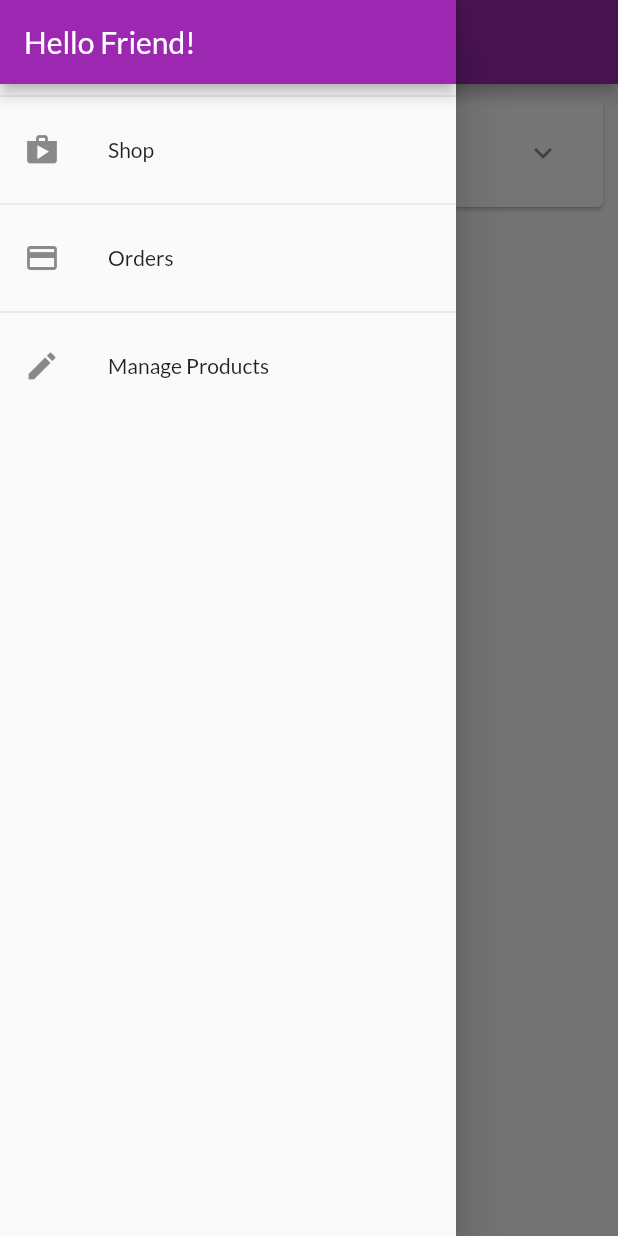
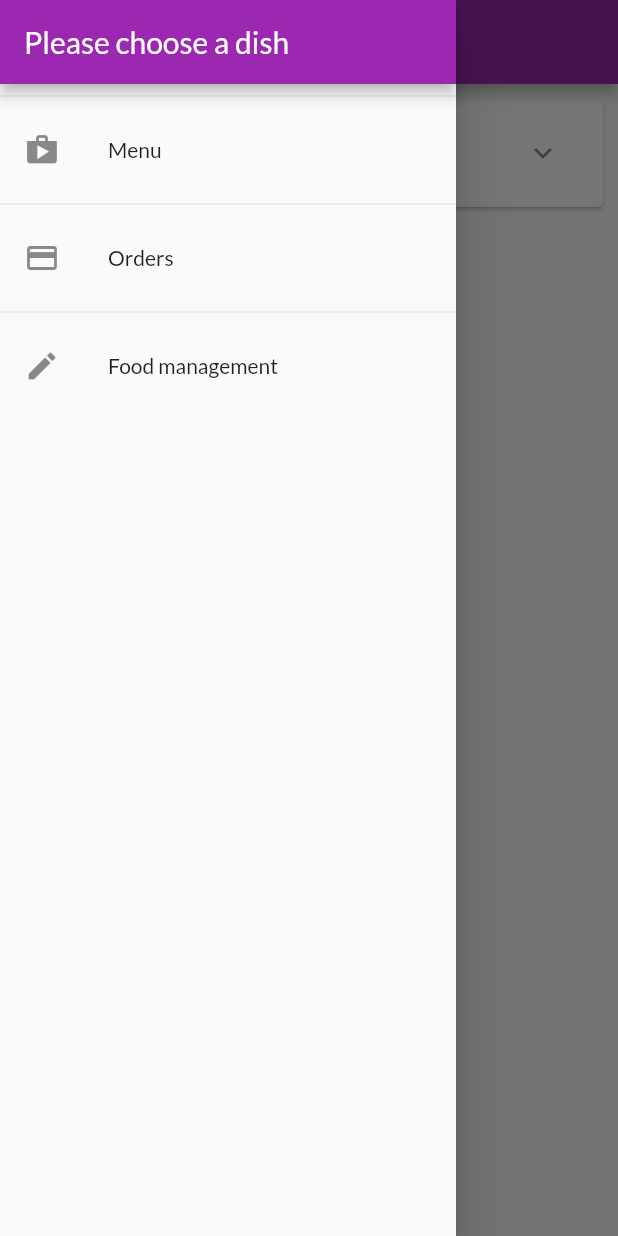
Before and after one commit to HuynhThiBich/UDDD_Nhom11, a Flutter app: the OrdersScreen screen opened by its route, with the side drawer open, on a phone screen of 412 x 824 dp. Run offline on Flutter 3.47's test engine with Material 2 defaults, Android fonts, the phone set to English and light mode, and no system bars; network calls fail.

Commit message:
chỉnh sửa thông tin

```diff
--- a/lib/ui/cart/cart_manager.dart
+++ b/lib/ui/cart/cart_manager.dart
@@ -8,8 +8,8 @@ class CartManager with ChangeNotifier {
    Map<String, CartItem> _items = {
     'p1': CartItem(
       id: 'c1',
-      title: 'Red Shirt',
-      price: 29.99,
+      title: 'Hamburger',
+      price: 15.99,
       quantity: 2,
     ),
   };
--- a/lib/ui/orders/order_manager.dart
+++ b/lib/ui/orders/order_manager.dart
@@ -7,12 +7,12 @@ class OrdersManager with ChangeNotifier {
   final List<OrderItem> _orders = [
     OrderItem(
       id: '01',
-      amount: 59.98,
+      amount: 31.98,
       products: [
         CartItem(
           id: 'c1',
-          title: 'Red Shirt',
-          price: 29.99,
+          title: 'Hamburger',
+          price: 15.99,
           quantity: 2,
         )
       ],
--- a/lib/ui/products/product_overview_screen.dart
+++ b/lib/ui/products/product_overview_screen.dart
@@ -22,7 +22,7 @@ class _ProductsOverviewScreenState extends State<ProductsOverviewScreen> {
   Widget build(BuildContext context) {
     return Scaffold(
       appBar: AppBar(
-        title: const Text('MyShop'),
+        title: const Text('Fast Food'),
         actions: <Widget>[
           buildProductFilterMenu(),
           buildShoppingCartIcon(),
--- a/lib/ui/products/products_manager.dart
+++ b/lib/ui/products/products_manager.dart
@@ -6,36 +6,42 @@ class ProductsManager with ChangeNotifier {
   final List<Product> _items = [
     Product(
       id: 'p1',
-      title: 'Red Shirt',
-      description: 'A red shirt - it is pretty red!',
-      price: 29.99,
+      title: 'Hamburger',
+      description: 'Vị thịt bò thơm ngon!',
+      price: 15.99,
       imageUrl:
-          'https://cdn.pixabay.com/photo/2016/10/02/22/17/red-t-shirt-1710578_1280.jpg',
+          /* 'https://cdn.pixabay.com/photo/2016/10/02/22/17/red-t-shirt-1710578_1280.jpg' */
+          'https://cdn.pixabay.com/photo/2022/06/14/18/58/beef-burger-7262651_960_720.jpg',
       isFavorite: true,
     ),
     Product(
       id: 'p2',
-      title: 'Trousers',
-      description: 'A nice pair of trousers.',
-      price: 59.99,
+      title: 'Fried Chicken',
+      description: 'Ăn giòn tan',
+      price: 20.99,
       imageUrl:
-          'https://upload.wikimedia.org/wikipedia/commons/thumb/e/e8/Trousers%2C_dress_%28AM_1960.022-8%29.jpg/512px-Trousers%2C_dress_%28AM_1960.022-8%29.jpg',
+          /* 'https://upload.wikimedia.org/wikipedia/commons/thumb/e/e8/Trousers%2C_dress_%28AM_1960.022-8%29.jpg/512px-Trousers%2C_dress_%28AM_1960.022-8%29.jpg' */
+          /* 'https://cdn.pixabay.com/photo/2018/04/21/12/03/food-3338309_960_720.jpg' */
+          'https://images.ctfassets.net/crbk84xktnsl/628GNW8pkzuEPID5e9zQnK/7a0a5d2d1690138c7006becb2fe4d398/Original_Recipe_6.png?h=900',
     ),
     Product(
       id: 'p3',
-      title: 'Yellow Scarf',
-      description: 'Warm and cozy - exactly what you need for the winter.',
+      title: 'Pepsi',
+      description: 'Sảng khoái cùng Pepsi',
       price: 19.99,
       imageUrl:
-          'https://live.staticflickr.com/4043/4438260868_cc79b3369d_z.jpg',
+          /*'https://live.staticflickr.com/4043/4438260868_cc79b3369d_z.jpg' */
+          'https://thumbs.dreamstime.com/z/bangkok-thailand-july-cold-drink-pepsi-cup-desk-front-kfc-s-restaurant-bangkok-thailand-july-cold-drink-pepsi-cup-124388989.jpg',
     ),
     Product(
       id: 'p4',
-      title: 'A Pan',
-      description: 'Prepare any meal you want.',
-      price: 49.99,
+      title: 'French fries',
+      description: 'Ngon khó cưỡng lại!',
+      price: 12.99,
       imageUrl:
-          'https://upload.wikimedia.org/wikipedia/commons/thumb/1/14/Cast-Iron-Pan.jpg/1024px-Cast-Iron-Pan.jpg',
+          /* https://upload.wikimedia.org/wikipedia/commons/thumb/1/14/Cast-Iron-Pan.jpg/1024px-Cast-Iron-Pan.jpg' */
+          /* 'https://cdn.pixabay.com/photo/2014/01/23/19/34/french-fries-250641_960_720.jpg' */
+          'https://images.ctfassets.net/crbk84xktnsl/3y4wkpHsUcVX6J9YQRK4qS/b29d648e1e1694eb704ae7e88099028f/Modifier_Chips_lge.png?h=900',
       isFavorite: true,
     ),
   ];
--- a/lib/ui/products/user_product_list_tile.dart
+++ b/lib/ui/products/user_product_list_tile.dart
@@ -41,12 +41,12 @@ class UserProductListTile extends StatelessWidget {
           ..showSnackBar(
             const SnackBar(
               content: Text(
-                'Product deleted',
+                'deleted food',
                 textAlign: TextAlign.center,
               ),
             ),
           );
-        print('Go to edit product screen');
+        print('Go to edit food screen');
       },
       color: Theme.of(context).primaryColor,
     );
--- a/lib/ui/products/user_products_screen.dart
+++ b/lib/ui/products/user_products_screen.dart
@@ -16,14 +16,14 @@ class UserProductsScreen extends StatelessWidget {
     final productsManager = ProductsManager();
     return Scaffold(
       appBar: AppBar(
-        title: const Text('Your Products'),
+        title: const Text('Your Food'),
         actions: <Widget>[
           buildAddButton(context),
         ],
       ),
       drawer: const AppDrawer(),
       body: RefreshIndicator(
-        onRefresh: () async => print('refresh products'),
+        onRefresh: () async => print('refresh food'),
         child: buildUserProductListView(),
       ),
     );
--- a/lib/ui/shared/app_drawer.dart
+++ b/lib/ui/shared/app_drawer.dart
@@ -11,13 +11,13 @@ class AppDrawer extends StatelessWidget {
     return Drawer(
       child: Column(children: <Widget>[
         AppBar(
-          title: const Text('Hello Friend!'),
+          title: const Text('Please choose a dish'),
           automaticallyImplyLeading: false,
         ),
         const Divider(),
         ListTile(
           leading: const Icon(Icons.shop),
-          title: const Text('Shop'),
+          title: const Text('Menu'),
           onTap: () {
             Navigator.of(context).pushReplacementNamed('/');
           },
@@ -33,7 +33,7 @@ class AppDrawer extends StatelessWidget {
         const Divider(),
         ListTile(
           leading: const Icon(Icons.edit),
-          title: const Text('Manage Products'),
+          title: const Text('Food management'),
           onTap: () {
             Navigator.of(context).pushReplacementNamed(UserProductsScreen.routeName);
           },
```
